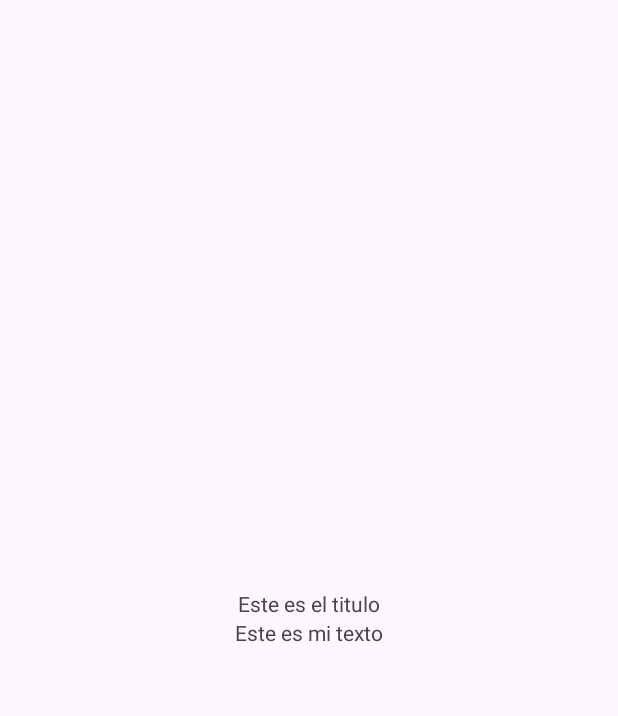
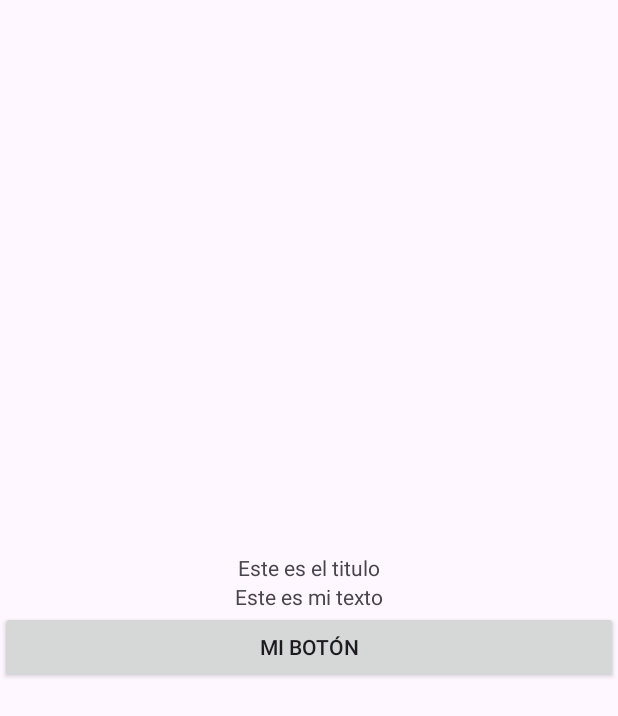
Before and after one commit to Ivanamyk/parcial-1-am-acn4bv-sanchez-yegros, an Android app: the screen it shows after launch (MainActivity), on a phone screen of 412 x 824 dp. Shown: the top 716 px of the screen. Run offline under Robolectric (Android 15) with nearby library versions, the phone set to English and light mode, and no system bars.

Commit message:
feat: se agrego boton mediante java

```diff
--- a/app/src/main/java/com/example/parcial_1_am_acn4bv_sanchez_yegros/MainActivity.java
+++ b/app/src/main/java/com/example/parcial_1_am_acn4bv_sanchez_yegros/MainActivity.java
@@ -3,6 +3,8 @@ package com.example.parcial_1_am_acn4bv_sanchez_yegros;
 import androidx.appcompat.app.AppCompatActivity;
 
 import android.os.Bundle;
+import android.widget.Button;
+import android.widget.LinearLayout;
 
 public class MainActivity extends AppCompatActivity {
 
@@ -10,5 +12,11 @@ public class MainActivity extends AppCompatActivity {
     protected void onCreate(Bundle savedInstanceState) {
         super.onCreate(savedInstanceState);
         setContentView(R.layout.activity_main);
+
+        Button button = new Button(this);
+        button.setText(R.string.contentButton);// texto del boton
+
+        LinearLayout content = findViewById(R.id.content);
+        content.addView(button);
     }
 }
--- a/app/src/main/res/values/strings.xml
+++ b/app/src/main/res/values/strings.xml
@@ -2,4 +2,5 @@
     <string name="app_name">parcial-1-am-acn4bv-sanchez-yegros</string>
     <string name="mi_texto">Este es mi texto</string>
     <string name="Title_Text">Este es el titulo</string>
+    <string name="contentButton">Mi Botón</string>
 </resources>
```
